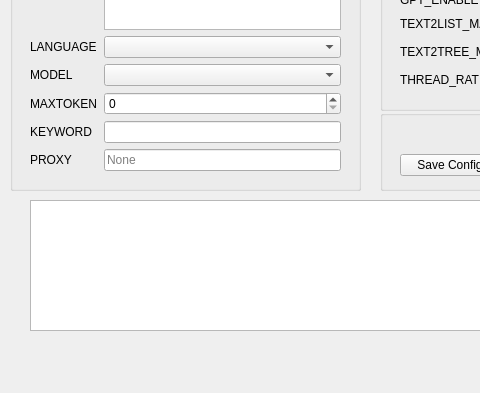
First picture: the form in user_interface.ui, repository MasterYip/ChatPaper2Xmind, before the edit; both pictures show x 0 to 480 and y 160 to 553 of the 737 by 553 pixel window.
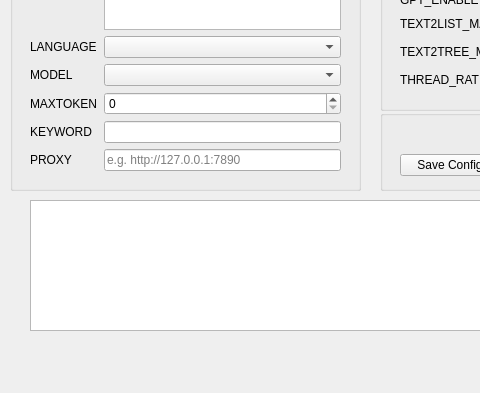
Second picture: the form after the edit.

Commit message: fix: the proxy problem (Proxy should not be None when using UI)

```diff
--- a/user_interface.ui
+++ b/user_interface.ui
@@ -72,8 +72,14 @@
       </item>
       <item row="9" column="1">
        <widget class="QLineEdit" name="lineEdit_PROXY">
+        <property name="statusTip">
+         <string>[NOTE] The program will NOT follow system proxy! Please enter the proxy if you are using it!</string>
+        </property>
+        <property name="text">
+         <string/>
+        </property>
         <property name="placeholderText">
-         <string>None</string>
+         <string>e.g. http://127.0.0.1:7890</string>
         </property>
        </widget>
       </item>
```
The commit also changes 3 other files.
